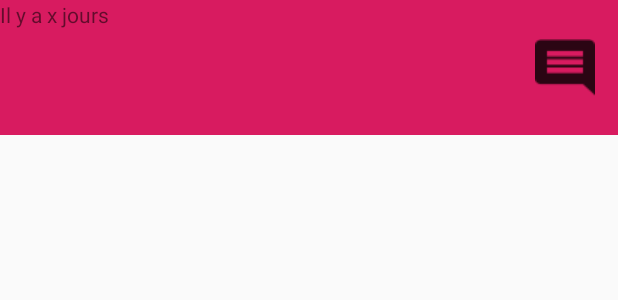
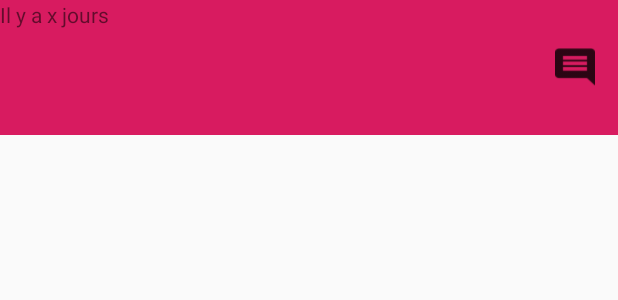
Before and after one commit to GautierClqt/MoodTracker, an Android app: the layout layout_historic_listitem.xml on its own in the app's theme, with its tools: preview values and no code run, on a phone screen of 412 x 824 dp. Shown: the top 300 px of the screen. Run offline under Robolectric (Android 15) with nearby library versions, the phone set to English and light mode, and no system bars.

```diff
--- a/app/src/main/java/com/cliquet/gautier/moodtracker/Mood.java
+++ b/app/src/main/java/com/cliquet/gautier/moodtracker/Mood.java
@@ -2,10 +2,11 @@ package com.cliquet.gautier.moodtracker;
 
 import android.graphics.Color;
 
+import java.io.Serializable;
 import java.util.ArrayList;
 import java.util.Calendar;
 
-public class Mood {
+public class Mood implements Serializable {
 
     private int mIndexMood;
     private String mComment;
@@ -71,7 +72,6 @@ public class Mood {
             case 4: mBackgroundColor = Color.parseColor("#fff9ec4f");
             break;
         }
-
         return mBackgroundColor;
     }
 
--- a/app/src/main/java/com/cliquet/gautier/moodtracker/RecyclerViewAdapter.java
+++ b/app/src/main/java/com/cliquet/gautier/moodtracker/RecyclerViewAdapter.java
@@ -61,13 +61,13 @@ public class RecyclerViewAdapter extends RecyclerView.Adapter<RecyclerViewAdapte
         LinearLayout.LayoutParams param1 = new LinearLayout.LayoutParams(
                 0,
                 ViewGroup.LayoutParams.MATCH_PARENT,
-                5-textViewWeight
+                1+textViewWeight
         );
 
         LinearLayout.LayoutParams param2 = new LinearLayout.LayoutParams(
                 0,
                 ViewGroup.LayoutParams.MATCH_PARENT,
-                1+textViewWeight
+                4-textViewWeight
         );
         viewHolder.mainLayout.setLayoutParams(param1);
         viewHolder.blankText.setLayoutParams(param2);
@@ -75,7 +75,7 @@ public class RecyclerViewAdapter extends RecyclerView.Adapter<RecyclerViewAdapte
         viewHolder.historicCommentImage.setOnClickListener(new View.OnClickListener() {
             @Override
             public void onClick(View v) {
-                Toast.makeText(mContext,"test " + i, Toast.LENGTH_LONG).show();
+                Toast.makeText(mContext, mComment.get(i), Toast.LENGTH_LONG).show();
             }
         });
     }
--- a/app/src/main/res/layout/layout_historic_listitem.xml
+++ b/app/src/main/res/layout/layout_historic_listitem.xml
@@ -21,11 +21,12 @@
 
         <android.support.v7.widget.AppCompatImageView
             android:id="@+id/layout_historic_listitem_attachedcomment_image"
-            android:layout_width="wrap_content"
-            android:layout_height="wrap_content"
+            android:layout_width="57dp"
+            android:layout_height="56dp"
+            android:layout_alignParentRight="true"
+            android:layout_centerVertical="true"
+            android:layout_marginRight="0dp"
             android:padding="15dp"
-            android:layout_centerVertical="true"
-            android:layout_alignParentRight="true"
             android:src="@drawable/ic_comment_black_48px" />
 
     </RelativeLayout>
```
Also changed, not shown: app/src/main/java/com/cliquet/gautier/moodtracker/HistoricDisplayActivity.java (+32 -22 lines), app/src/main/java/com/cliquet/gautier/moodtracker/MoodSelectActivity.java (+10 -3 lines).
